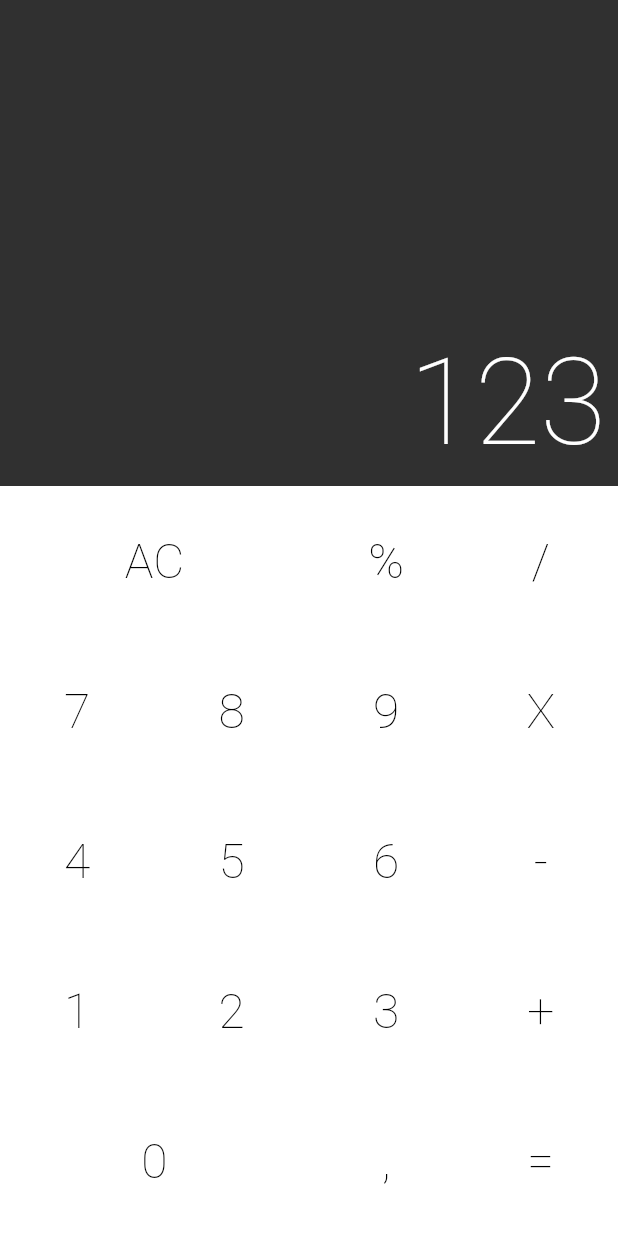
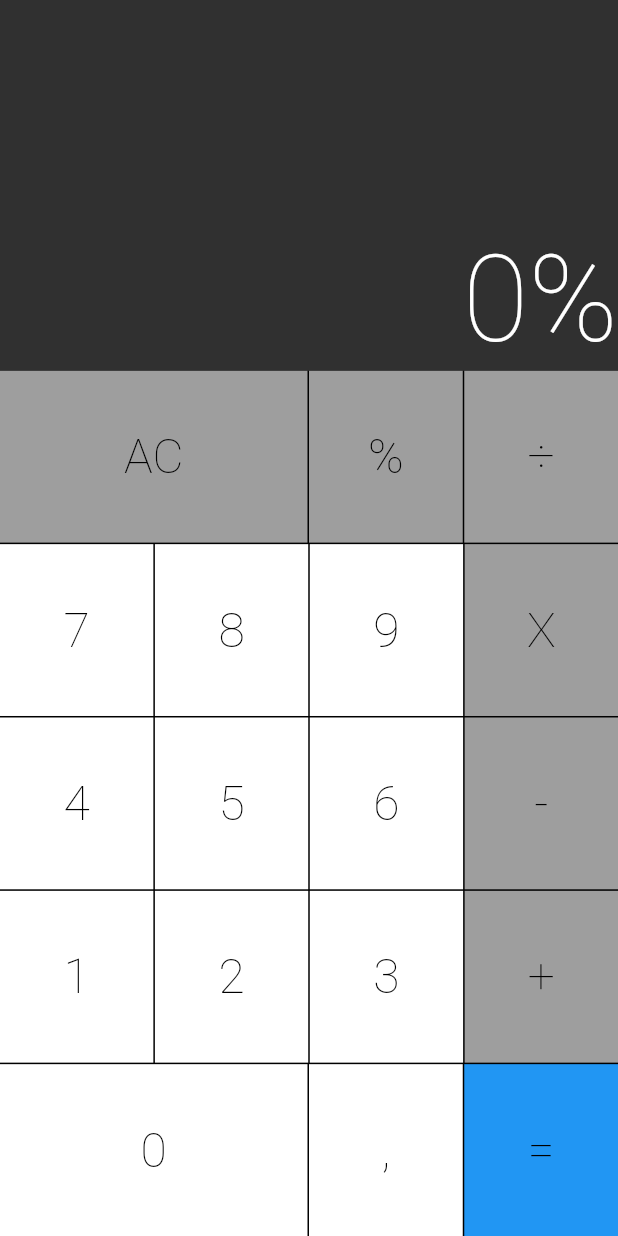
Before and after one commit to William-Santos-Dantas/Calculator, a Flutter app: the screen it shows after launch, after a tap on an icon or button, on a phone screen of 412 x 824 dp. Run offline on Flutter 3.47's test engine with Material 2 defaults, Android fonts, the light colour scheme and no system bars; drawn by our look-alikes of auto_size_text.

Commit message:
display value

```diff
--- a/lib/models/Calculator.dart
+++ /dev/null
@@ -1,3 +0,0 @@
-class Calculator {
-
-}
--- /dev/null
+++ b/lib/models/Memory.dart
@@ -0,0 +1,15 @@
+class Memory {
+  String _value = '0';
+
+  String get value {
+    return _value;
+  }
+
+  void command(String command){
+    _value += command;
+  }
+
+  void allClear(){
+    _value = '0';
+  }
+}
--- a/lib/pages/calculator/calculator.dart
+++ b/lib/pages/calculator/calculator.dart
@@ -1,3 +1,4 @@
+import '../../models/Memory.dart';
 import 'package:calculadora/pages/calculator/components/keyboard.dart';
 
 import './components/display.dart';
@@ -9,19 +10,33 @@ class Calculator extends StatefulWidget {
 }
 
 class _CalculatorState extends State<Calculator> {
+  final Memory memory = Memory();
+
+  _onPressed(String value) {
+    setState(() {
+      if (value == "AC") {
+        memory.allClear();
+      } else {
+        memory.command(value);
+      }
+    });
+  }
+  var height;
+
   @override
   Widget build(BuildContext context) {
+    height = MediaQuery.of(context).size.height;
     return Scaffold(
       body: bodyPage(),
-      backgroundColor: Colors.white,
+      backgroundColor: Colors.black,
     );
   }
 
   Widget bodyPage() {
     return Column(
       children: [
-        Display('123'),
-        KeyBoard(),
+        Display(memory.value, height * 0.3),
+        KeyBoard(_onPressed, height * 0.7),
       ],
     );
   }
--- a/lib/pages/calculator/components/button.dart
+++ b/lib/pages/calculator/components/button.dart
@@ -3,16 +3,31 @@ import 'package:flutter/material.dart';
 class Button extends StatelessWidget {
   final String text;
   final int flex;
-  Button({@required this.text, this.flex = 1});
+  final Color color;
+  final void Function(String) cb;
+
+  Button({@required this.text, this.flex = 1, this.color = Colors.white, @required this.cb});
+  Button.grey({@required this.text, this.flex = 1, this.color = Colors.grey, @required this.cb});
+  Button.blue({@required this.text, this.flex = 1, this.color = Colors.blue, @required this.cb});
 
   @override
   Widget build(BuildContext context) {
     return Expanded(
       flex: flex,
       child: TextButton(
-        onPressed: () {},
-        child: Text(text, style: TextStyle(color: Colors.black, fontSize: 32, fontWeight: FontWeight.w200),),
-        style: TextButton.styleFrom(backgroundColor: Colors.white),
+        onPressed: () => cb(text),
+        child: Text(
+          text,
+          style: TextStyle(
+              color: Colors.black, fontSize: 32, fontWeight: FontWeight.w200),
+        ),
+        style: TextButton.styleFrom(
+          backgroundColor: color,
+          shape: RoundedRectangleBorder(
+            borderRadius: BorderRadius.zero,
+            //side: BorderSide(color: Colors.grey[300]),
+          ),
+        ),
       ),
     );
   }
--- a/lib/pages/calculator/components/button_row.dart
+++ b/lib/pages/calculator/components/button_row.dart
@@ -10,7 +10,10 @@ class ButtonRow extends StatelessWidget {
     return Expanded(
       child: Row(
         crossAxisAlignment: CrossAxisAlignment.stretch,
-        children: buttons,
+        children: buttons.fold(<Widget>[], (previousValue, element) {
+          previousValue.isEmpty ? previousValue.add(element) : previousValue.addAll([SizedBox(width: 1), element]);
+          return previousValue;
+        }),
       ),
     );
   }
--- a/lib/pages/calculator/components/display.dart
+++ b/lib/pages/calculator/components/display.dart
@@ -3,21 +3,21 @@ import 'package:flutter/material.dart';
 
 class Display extends StatelessWidget {
   final String text;
-  Display(this.text);
+  final double height;
+  Display(this.text, this.height);
 
   @override
   Widget build(BuildContext context) {
     return Expanded(
       flex: 1,
       child: Container(
+        height: height,
         color: Color.fromRGBO(48, 48, 48, 1),
         child: Column(
           crossAxisAlignment: CrossAxisAlignment.stretch,
           mainAxisAlignment: MainAxisAlignment.end,
           children: [
-            Padding(
-              padding: EdgeInsets.all(8.0),
-              child: AutoSizeText(
+            AutoSizeText(
               text,
               textAlign: TextAlign.end,
               minFontSize: 20,
@@ -30,7 +30,6 @@ class Display extends StatelessWidget {
                 fontSize: 80,
               ),
             ),
-            ),
           ],
         ),
       ),
--- a/lib/pages/calculator/components/keyboard.dart
+++ b/lib/pages/calculator/components/keyboard.dart
@@ -3,41 +3,55 @@ import 'button.dart';
 import 'button_row.dart';
 
 class KeyBoard extends StatelessWidget {
-  const KeyBoard({Key key}) : super(key: key);
+  final void Function(String) cb;
+  final double height;
+  KeyBoard(this.cb, this.height);
 
   @override
   Widget build(BuildContext context) {
     return Container(
-        height: 500,
+        height: height,
         child: Column(
           children: [
             ButtonRow([
-              Button(text: 'AC', flex: 2,),
-              Button(text: '%'),
-              Button(text: '/'),
+              Button.grey(text: 'AC', flex: 2, cb: cb),
+              Button.grey(text: '%', cb: cb),
+              Button.grey(text: '÷', cb: cb),
             ]),
+            Divider(
+              height: 1,
+            ),
             ButtonRow([
-              Button(text: '7'),
-              Button(text: '8'),
-              Button(text: '9'),
-              Button(text: 'X'),
+              Button(text: '7', cb: cb),
+              Button(text: '8', cb: cb),
+              Button(text: '9', cb: cb),
+              Button.grey(text: 'X', cb: cb),
             ]),
+            Divider(
+              height: 1,
+            ),
             ButtonRow([
-              Button(text: '4'),
-              Button(text: '5'),
-              Button(text: '6'),
-              Button(text: '-'),
+              Button(text: '4', cb: cb),
+              Button(text: '5', cb: cb),
+              Button(text: '6', cb: cb),
+              Button.grey(text: '-', cb: cb),
             ]),
+            Divider(
+              height: 1,
+            ),
             ButtonRow([
-              Button(text: '1'),
-              Button(text: '2'),
-              Button(text: '3'),
-              Button(text: '+'),
+              Button(text: '1', cb: cb),
+              Button(text: '2', cb: cb),
+              Button(text: '3', cb: cb),
+              Button.grey(text: '+', cb: cb),
             ]),
+            Divider(
+              height: 1,
+            ),
             ButtonRow([
-              Button(text: '0', flex: 2,),
-              Button(text: ','),
-              Button(text: '='),
+              Button(text: '0', flex: 2, cb: cb),
+              Button(text: ',', cb: cb),
+              Button.blue(text: '=', cb: cb),
             ]),
           ],
         ));
```
Lines whose indentation alone changed are shown as unchanged.
